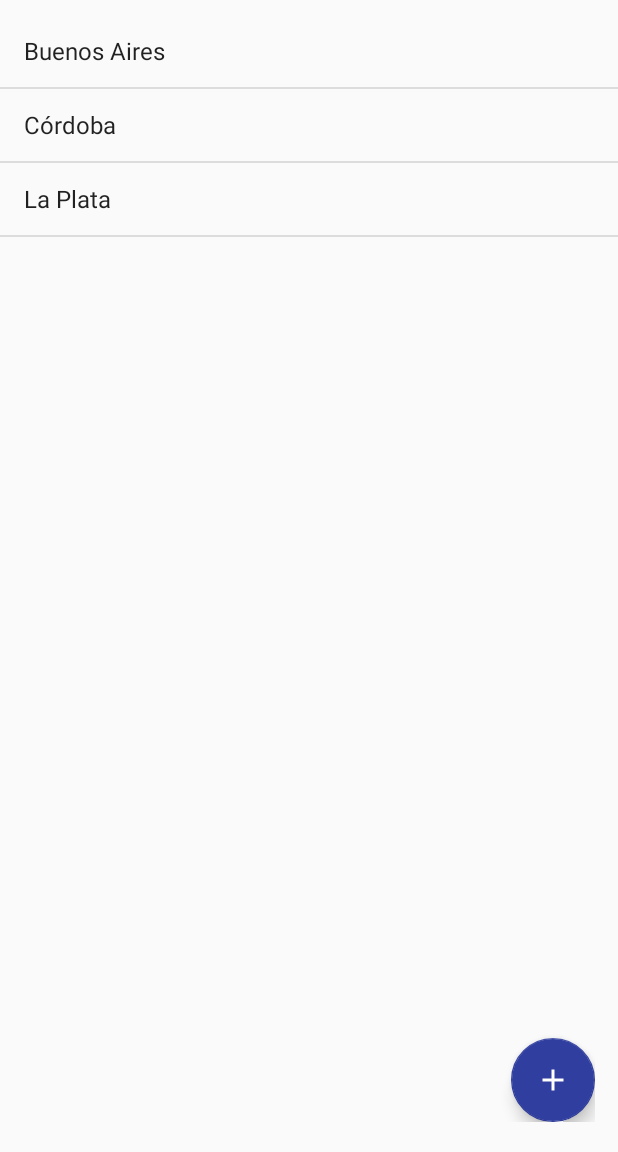
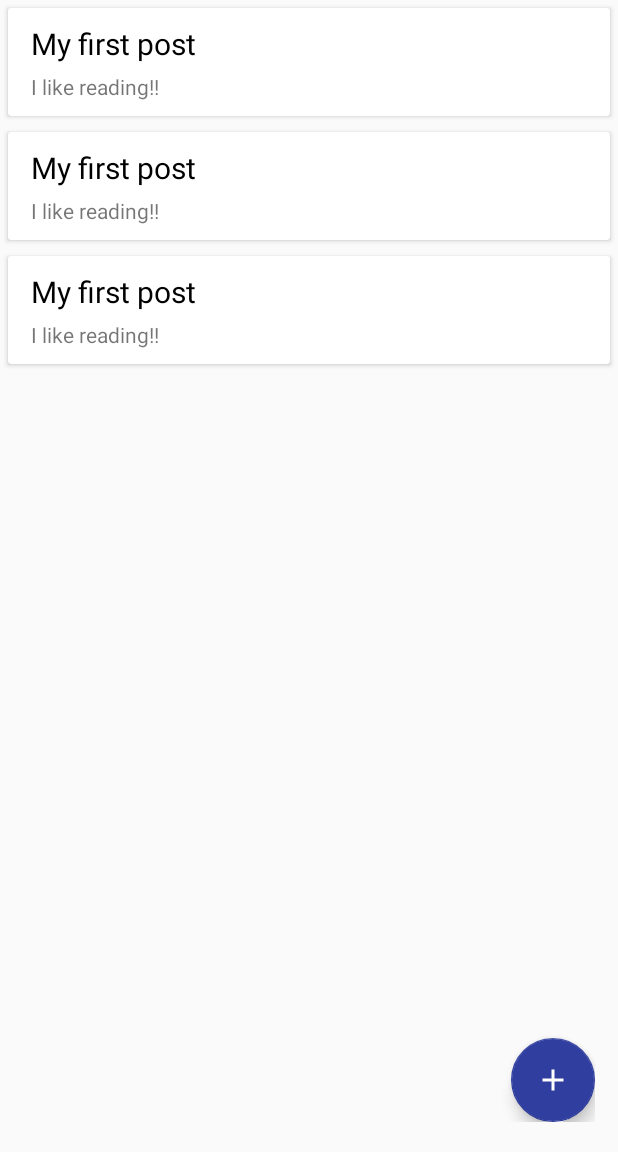
Before and after one commit to aniket1897/ToDo, an Android app: the screen it shows after launch (MainActivity), on a phone screen of 412 x 824 dp, the part 84-1236 px from its top. Run offline under Robolectric (Android 15) with nearby library versions, the phone set to English and light mode, and no system bars; Roboto replaces fonts that are not available here.

Commit message:
Added cardview

```diff
--- a/app/build.gradle
+++ b/app/build.gradle
@@ -29,4 +29,6 @@ dependencies {
     testImplementation 'junit:junit:4.12'
     androidTestImplementation 'com.android.support.test:runner:1.0.1'
     androidTestImplementation 'com.android.support.test.espresso:espresso-core:3.0.1'
+    implementation "android.arch.persistence.room:runtime:1.0.0"
+    annotationProcessor "android.arch.persistence.room:compiler:1.0.0"
 }
--- a/app/src/main/java/com/example/aniket/todo/MainActivity.java
+++ b/app/src/main/java/com/example/aniket/todo/MainActivity.java
@@ -10,6 +10,8 @@ import android.support.v4.widget.DrawerLayout;
 import android.support.v7.app.ActionBarDrawerToggle;
 import android.support.v7.app.AppCompatActivity;
 import android.os.Bundle;
+import android.support.v7.widget.LinearLayoutManager;
+import android.support.v7.widget.RecyclerView;
 import android.util.Log;
 import android.view.MenuItem;
 import android.support.v7.widget.Toolbar;
@@ -28,23 +30,27 @@ import android.widget.Toast;
 
 import java.util.ArrayList;
 import java.util.Arrays;
+import java.util.List;
 
 public class MainActivity extends AppCompatActivity {
 
    private DrawerLayout mDrawer;
    private ActionBarDrawerToggle mToggle;
-
    private Toolbar mToolbar;
 
-   private ListView myList;
 
    private LinearLayout myLayout;
 
    private FloatingActionButton fbutton;
 
-   private String title,desc;
+  // private String title,desc;
 
-   private Dialog mDialog;
+   RecyclerView recyclerView;
+
+   List<Notes> notes;
+
+   NotesAdapter adapter;
+
     @Override
     protected void onCreate(Bundle savedInstanceState) {
         super.onCreate(savedInstanceState);
@@ -56,7 +62,7 @@ public class MainActivity extends AppCompatActivity {
 
         fbutton=findViewById(R.id.fbutton);
 
-        mDialog=new Dialog(this);
+        recyclerView=findViewById(R.id.recycler_view);
 
         myLayout=findViewById(R.id.myLayout);
 
@@ -66,30 +72,32 @@ public class MainActivity extends AppCompatActivity {
         mToggle.syncState();
         getSupportActionBar().setDisplayHomeAsUpEnabled(true);
 
-        myList=findViewById(R.id.myList);
+        notes=new ArrayList<>();
 
-        final ArrayList<String> notes=new ArrayList<String>(
-                Arrays.asList("Buenos Aires", "Córdoba", "La Plata"));
+        recyclerView.setLayoutManager(new LinearLayoutManager(this));
 
-        final ArrayAdapter myAdapter=new ArrayAdapter<String>(this,android.R.layout.simple_list_item_1,notes);
-        myList.setAdapter(myAdapter);
+        recyclerView.setHasFixedSize(true);
 
 
-        myList.setOnItemClickListener(
-                new AdapterView.OnItemClickListener(){
-                    @Override
-                    public void onItemClick(AdapterView<?> adapterView, View view, int i, long l) {
-
-                        String note=String.valueOf(adapterView.getItemAtPosition(i));
-                        String fg="You Clicked "+note+" !!";
-                        Snackbar snk=Snackbar.make(myLayout,fg,Snackbar.LENGTH_LONG);
-                        snk.show();
-
-                    }
-                }
+        notes.add(
+          new Notes("My first post","I like reading!!")
         );
 
-        fbutton.setOnClickListener(
+        notes.add(
+                new Notes("My first post","I like reading!!")
+        );
+
+        notes.add(
+                new Notes("My first post","I like reading!!")
+        );
+
+
+        adapter=new NotesAdapter(this,notes);
+
+        recyclerView.setAdapter(adapter);
+
+
+       fbutton.setOnClickListener(
                 new View.OnClickListener() {
                     @Override
                     public void onClick(View view) {
--- /dev/null
+++ b/app/src/main/java/com/example/aniket/todo/Notes.java
@@ -0,0 +1,24 @@
+package com.example.aniket.todo;
+
+/**
+ * Created by aniket on 31/01/18.
+ */
+
+public class Notes {
+
+    private String title;
+    private String description;
+
+    public Notes(String title, String description) {
+        this.title = title;
+        this.description = description;
+    }
+
+    public String getTitle() {
+        return title;
+    }
+
+    public String getDescription() {
+        return description;
+    }
+}
--- /dev/null
+++ b/app/src/main/java/com/example/aniket/todo/NotesAdapter.java
@@ -0,0 +1,61 @@
+package com.example.aniket.todo;
+
+import android.content.Context;
+import android.support.v7.widget.RecyclerView;
+import android.view.LayoutInflater;
+import android.view.View;
+import android.view.ViewGroup;
+import android.widget.TextView;
+
+import java.util.List;
+
+/**
+ * Created by aniket on 31/01/18.
+ */
+
+public class NotesAdapter extends RecyclerView.Adapter<NotesAdapter.NotesViewHolder> {
+
+
+    private Context mcontx;
+    private List<Notes> mnotes;
+
+    public NotesAdapter(Context mcontx, List<Notes> mnotes) {
+        this.mcontx = mcontx;
+        this.mnotes = mnotes;
+    }
+
+    @Override
+    public NotesAdapter.NotesViewHolder onCreateViewHolder(ViewGroup parent, int viewType) {
+
+        LayoutInflater inflater=LayoutInflater.from(mcontx);
+        View v=inflater.inflate(R.layout.list_recycler,null);
+        NotesViewHolder vi=new NotesViewHolder(v);
+        return  vi;
+    }
+
+    @Override
+    public void onBindViewHolder(NotesViewHolder holder, int position) {
+
+        Notes n=mnotes.get(position);
+
+        holder.title.setText(n.getTitle());
+
+        holder.desc.setText(n.getDescription());
+
+    }
+
+    @Override
+    public int getItemCount() {
+        return mnotes.size();
+    }
+
+    public class NotesViewHolder extends RecyclerView.ViewHolder {
+        TextView title;
+        TextView desc;
+        public NotesViewHolder(View itemView) {
+            super(itemView);
+            title=itemView.findViewById(R.id.textViewTitle);
+            desc=itemView.findViewById(R.id.textViewShortDesc);
+        }
+    }
+}
--- a/app/src/main/res/layout/activity_main.xml
+++ b/app/src/main/res/layout/activity_main.xml
@@ -19,11 +19,12 @@
             android:layout_width="match_parent"
             android:layout_height="wrap_content" />
 
-       <ListView
+       <android.support.v7.widget.RecyclerView
            android:layout_width="match_parent"
            android:layout_height="match_parent"
-           android:id="@+id/myList"
-           android:layout_marginTop="10dp"></ListView>
+           android:id="@+id/recycler_view">
+
+       </android.support.v7.widget.RecyclerView>
 
     </LinearLayout>
     <android.support.design.widget.CoordinatorLayout
--- a/app/src/main/res/layout/list_recycler.xml
+++ b/app/src/main/res/layout/list_recycler.xml
@@ -1,40 +1,41 @@
 <?xml version="1.0" encoding="utf-8"?>
 <RelativeLayout xmlns:android="http://schemas.android.com/apk/res/android"
-    android:layout_width="match_parent" android:layout_height="match_parent">
+    android:layout_width="match_parent"
+    android:layout_height="wrap_content"
+    android:orientation="vertical">
 
     <android.support.v7.widget.CardView
         android:layout_width="match_parent"
-        android:layout_height="wrap_content">
+        android:layout_height="wrap_content"
+        android:layout_margin="5dp">
 
-        <LinearLayout
-            android:layout_width="wrap_content"
-            android:layout_height="match_parent"
-            android:orientation="vertical"
-            android:paddingLeft="20dp"
-            android:paddingRight="20dp"
-            android:paddingBottom="20dp"
-            android:paddingTop="20dp">
+           <RelativeLayout
+               android:layout_width="wrap_content"
+               android:layout_height="match_parent"
+               android:padding="10dp">
+               <TextView
+                   android:id="@+id/textViewTitle"
+                   android:layout_width="wrap_content"
+                   android:layout_height="wrap_content"
+                   android:layout_marginLeft="5dp"
+                   android:text="Some Note Title"
+                   android:textSize="20dp"
+                   android:textAppearance="@style/Base.TextAppearance.AppCompat.Small"
+                   android:textColor="#000000" />
 
-            <TextView
-                android:id="@+id/header_list"
-                android:layout_width="match_parent"
-                android:layout_height="wrap_content"
-                android:text="Hello World"
-                android:textAppearance="@style/Base.TextAppearance.AppCompat.Large"
-                />
-            <TextView
-                android:layout_width="match_parent"
-                android:layout_height="wrap_content"
-                android:text="Description"
-                android:id="@+id/description_list"/>
+               <TextView
+                   android:id="@+id/textViewShortDesc"
+                   android:layout_width="wrap_content"
+                   android:layout_height="wrap_content"
+                   android:layout_below="@id/textViewTitle"
+                   android:layout_marginLeft="5dp"
+                   android:layout_marginTop="5dp"
+                   android:text="Description"
+                   android:textAppearance="@style/Base.TextAppearance.AppCompat.Small" />
 
-        </LinearLayout>
-
-
+           </RelativeLayout>
 
 
     </android.support.v7.widget.CardView>
 
-
-
 </RelativeLayout>
```
